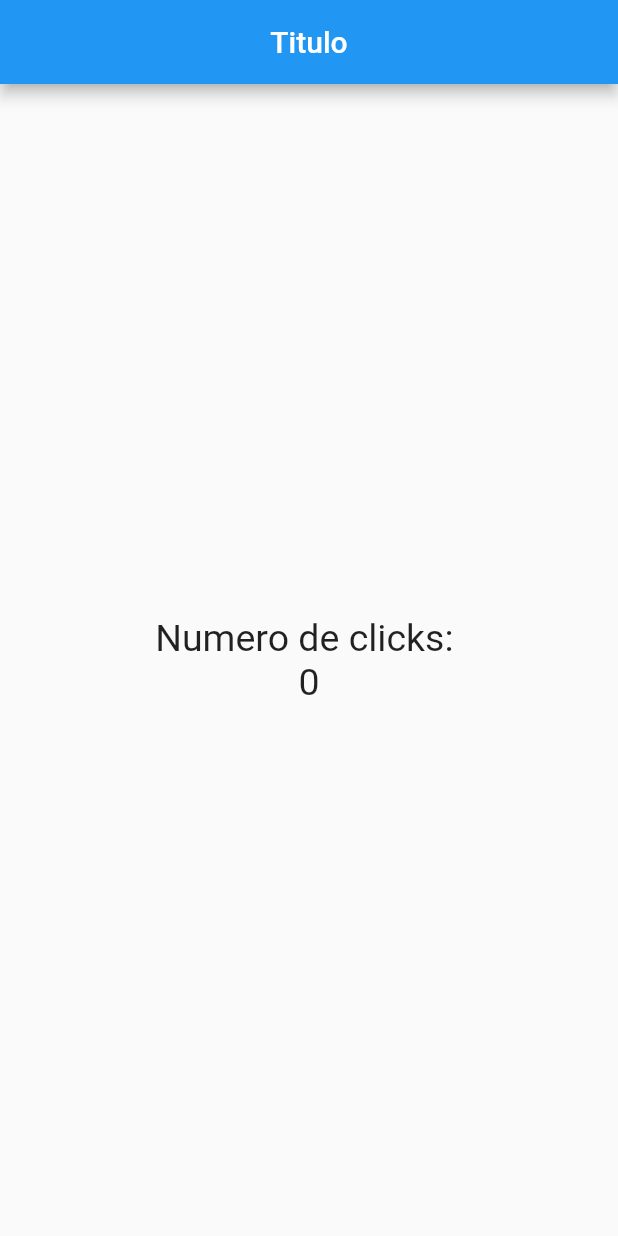
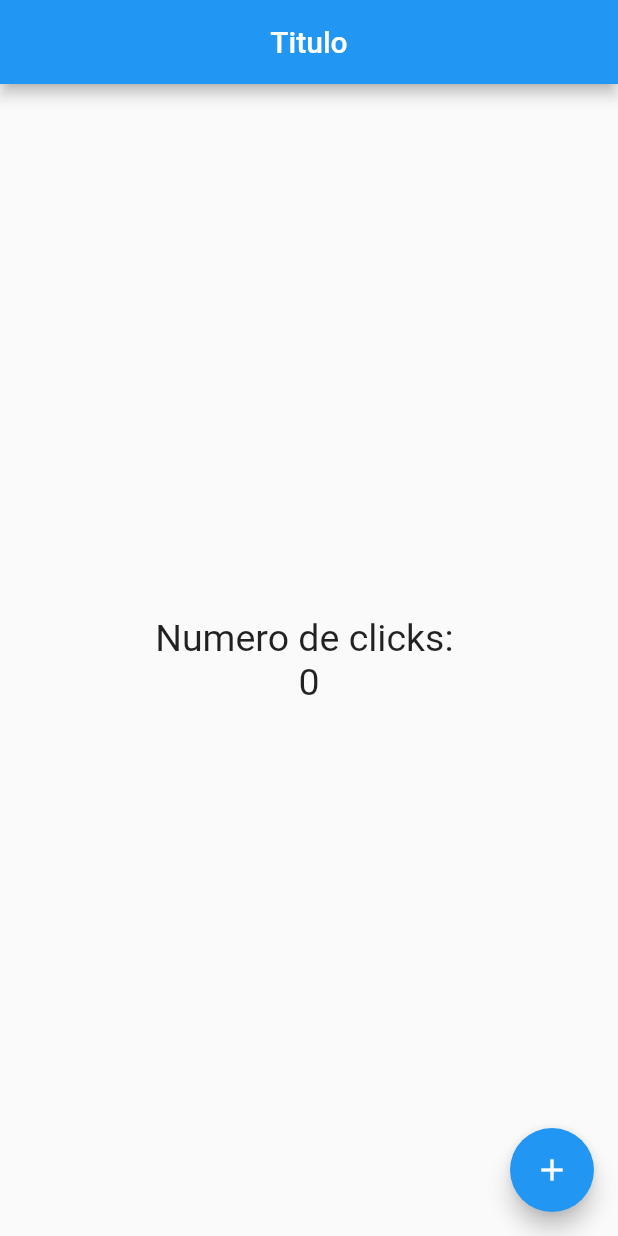
Before and after one commit to Daniel-Penaloza/FlutterApp, a Flutter app: the screen it shows after launch, on a phone screen of 412 x 824 dp. Run offline on Flutter 3.47's test engine with Material 2 defaults, Android fonts, the phone set to English and light mode, and no system bars.

Commit message:
Floating Action Button

```diff
--- a/lib/src/pages/home_page.dart
+++ b/lib/src/pages/home_page.dart
@@ -12,13 +12,20 @@ class HomePage extends StatelessWidget {
         centerTitle: true,
       ),
       body: Center(
-        child: Column(
+        child:
+        Column(
           mainAxisAlignment: MainAxisAlignment.center,
           children: <Widget>[
             Text('Numero de clicks: ', style: styleText,),
             Text('0', style: styleText,),
           ],
-        )
+        ),
+      ),
+      floatingActionButton: FloatingActionButton(
+        child: Icon(Icons.add),
+        onPressed: () {
+            print('Hola Mundo');
+        },
       ),
     );
   }
```
